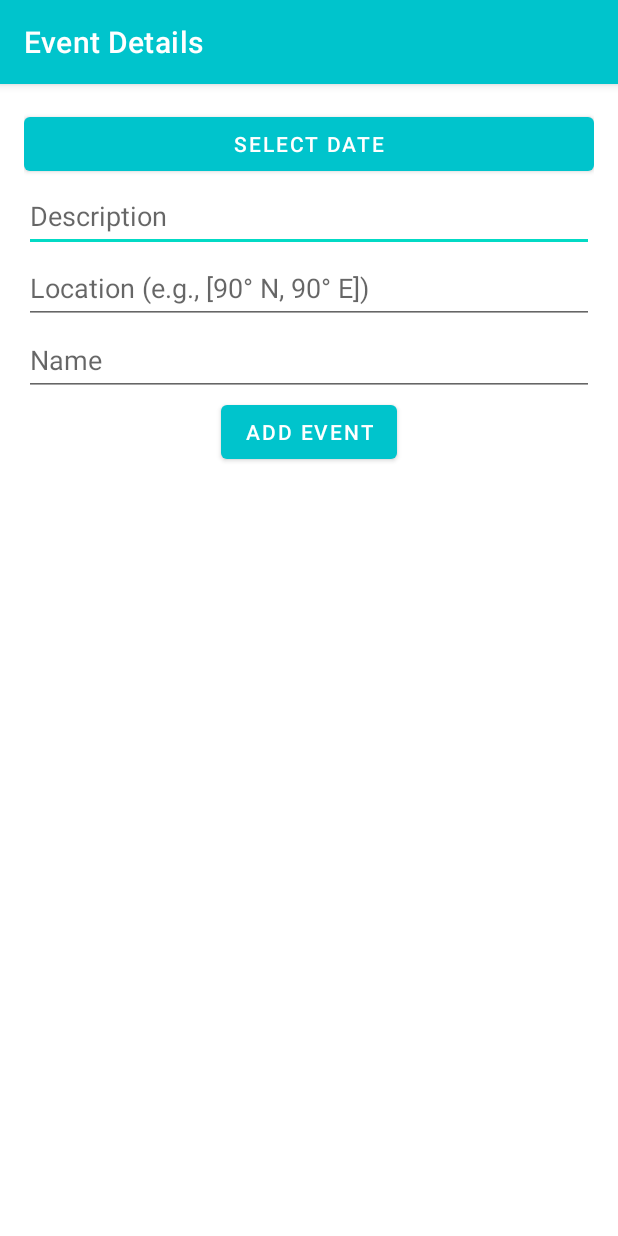
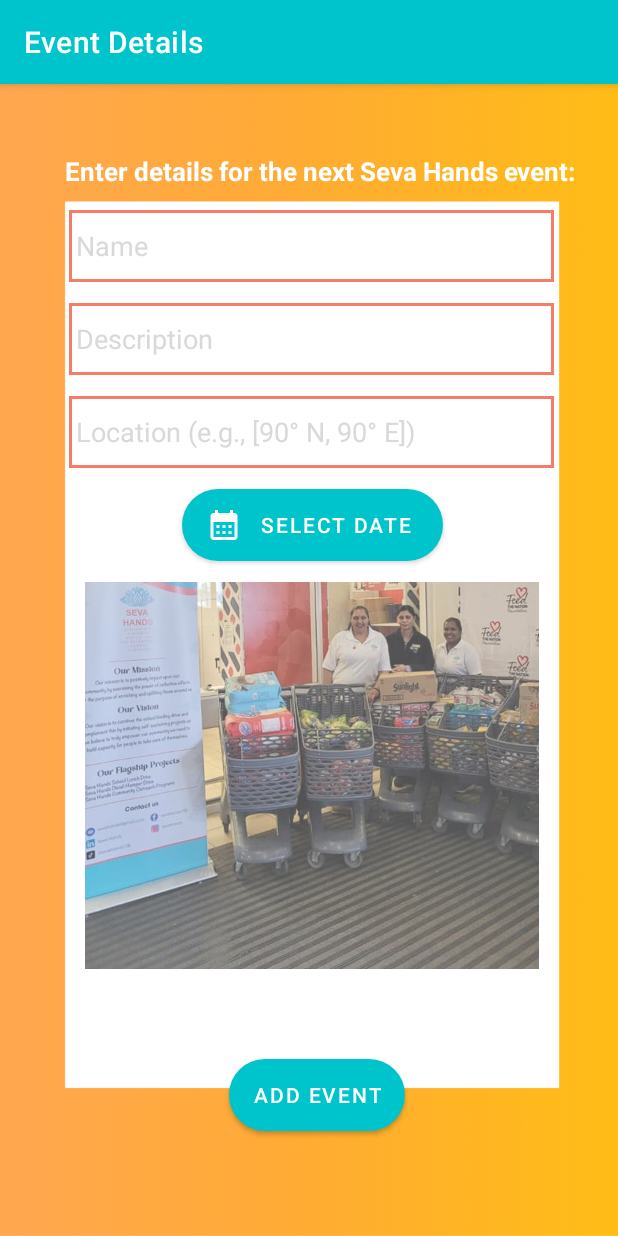
Before and after one commit to Digitely/Mobile_App, an Android app: the AddEvents screen opened directly, with no data from a screen before it, on a phone screen of 412 x 824 dp. Run offline under Robolectric (Android 15) with nearby library versions, the phone set to English and light mode, and no system bars; our stand-ins replace Firebase (no records; nobody signed in at launch, a user with empty details on screens opened directly).

Commit message:
designed Add events page for admin
-changed textboxes
-changed button positions

```diff
--- /dev/null
+++ b/app/src/main/res/drawable/baseline_calendar_month_24.xml
@@ -0,0 +1,5 @@
+<vector android:height="24dp" android:tint="#FFFFFF"
+    android:viewportHeight="24" android:viewportWidth="24"
+    android:width="24dp" xmlns:android="http://schemas.android.com/apk/res/android">
+    <path android:fillColor="@android:color/white" android:pathData="M19,4h-1V2h-2v2H8V2H6v2H5C3.89,4 3.01,4.9 3.01,6L3,20c0,1.1 0.89,2 2,2h14c1.1,0 2,-0.9 2,-2V6C21,4.9 20.1,4 19,4zM19,20H5V10h14V20zM9,14H7v-2h2V14zM13,14h-2v-2h2V14zM17,14h-2v-2h2V14zM9,18H7v-2h2V18zM13,18h-2v-2h2V18zM17,18h-2v-2h2V18z"/>
+</vector>
--- /dev/null
+++ b/app/src/main/res/drawable/otherbuttons.xml
@@ -0,0 +1,7 @@
+
+
+<shape xmlns:android="http://schemas.android.com/apk/res/android">
+    <solid android:color="@color/redpink" />
+    <corners android:radius="40dp"/>
+
+</shape>
--- a/app/src/main/res/layout/activity_add_events.xml
+++ b/app/src/main/res/layout/activity_add_events.xml
@@ -6,42 +6,85 @@
     android:layout_width="match_parent"
     android:layout_height="match_parent"
     android:orientation="vertical"
+    android:background="@drawable/loginv2"
     android:padding="16dp"
     >
 
-    <Button
-        android:id="@+id/buttonSelectDate"
+
+    <TextView
+        android:id="@+id/detailstextView"
         android:layout_width="match_parent"
         android:layout_height="wrap_content"
-        android:text="@string/select_date"
-        />
+        android:layout_marginTop="30dp"
+        android:textSize="17dp"
+        android:layout_marginLeft="27dp"
+        android:text="Enter details for the next Seva Hands event:"
+        android:textColor="@color/white"
+        android:textStyle="bold" />
+
+    <EditText
+        android:id="@+id/editTextName"
+        android:layout_width="323dp"
+        android:layout_height="wrap_content"
+        android:layout_marginLeft="30dp"
+        android:layout_marginTop="14dp"
+        android:background="@drawable/text_box2"
+        android:hint=" Name"
+        android:textColorHint="@color/grey"
+        android:minHeight="48dp" />
+
 
     <EditText
         android:id="@+id/editTextDescription"
-        android:layout_width="match_parent"
+        android:layout_width="323dp"
         android:layout_height="wrap_content"
-        android:hint="Description"
+        android:layout_marginLeft="30dp"
+        android:layout_marginTop="14dp"
+        android:background="@drawable/text_box2"
+        android:hint=" Description"
+        android:textColorHint="@color/grey"
         android:minHeight="48dp" />
 
     <EditText
         android:id="@+id/editTextLocation"
-        android:layout_width="match_parent"
+        android:layout_width="323dp"
         android:layout_height="wrap_content"
-        android:hint="Location (e.g., [90° N, 90° E])"
+        android:layout_marginLeft="30dp"
+        android:layout_marginTop="14dp"
+        android:background="@drawable/text_box2"
+        android:hint=" Location (e.g., [90° N, 90° E])"
+        android:textColorHint="@color/grey"
         android:minHeight="48dp" />
 
-    <EditText
-        android:id="@+id/editTextName"
-        android:layout_width="match_parent"
+
+    <Button
+        android:id="@+id/buttonSelectDate"
+        android:layout_width="174dp"
         android:layout_height="wrap_content"
-        android:hint="Name"
-        android:minHeight="48dp" />
+        android:layout_marginLeft="105dp"
+        android:layout_marginTop="14dp"
+        android:background="@drawable/otherbuttons"
+        android:drawableLeft="@drawable/baseline_calendar_month_24"
+        android:text="@string/select_date" />
+
+
+    <ImageView
+        android:id="@+id/imageView13"
+        android:layout_width="316dp"
+        android:layout_height="258dp"
+        android:layout_marginLeft="34dp"
+        android:layout_marginTop="14dp"
+        app:srcCompat="@drawable/eveimg" />
 
     <Button
         android:id="@+id/buttonAddEvent"
         android:layout_width="wrap_content"
         android:layout_height="wrap_content"
-        android:text="Add Event"
         android:layout_gravity="center"
-        />
+        android:layout_marginLeft="5dp"
+        android:layout_marginTop="60dp"
+        android:background="@drawable/button"
+        android:text="Add Event" />
+
+
 </LinearLayout>
--- a/app/src/main/res/layout/item_event.xml
+++ b/app/src/main/res/layout/item_event.xml
@@ -9,13 +9,13 @@
         android:layout_width="match_parent"
         android:layout_height="wrap_content"
         android:orientation="horizontal"
-        android:background="@android:color/holo_orange_dark">
+        android:background="@color/redpink">
 
         <!-- Orange block on the left -->
         <View
             android:layout_width="8dp"
             android:layout_height="match_parent"
-            android:background="@android:color/holo_orange_dark" />
+            android:background="@color/redpink"/>
 
         <!-- Event name -->
         <TextView
```
Also changed, not shown: app/src/main/res/drawable/eveimg.png (added).
